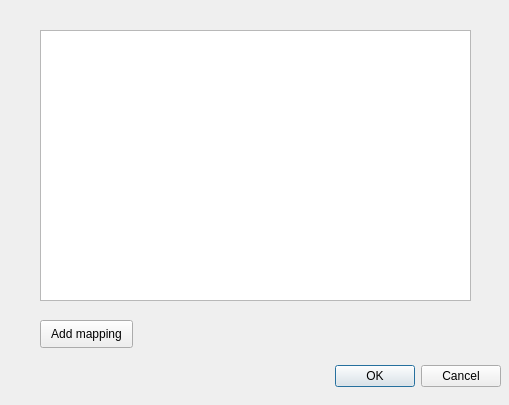
The window that gui/designer_subject_sensor_map.ui (jacob-kamminga/AI-Sensus) describes before a commit, drawn with Qt 5.
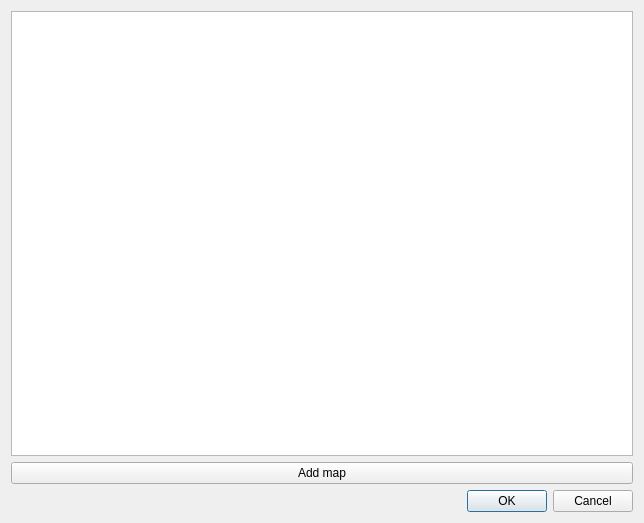
The same window after the commit.

Commit message: Reimplement SubjectSensorMap

The edit to the form file:
```diff
--- a/gui/designer_subject_sensor_map.ui
+++ b/gui/designer_subject_sensor_map.ui
@@ -6,22 +6,32 @@
    <rect>
     <x>0</x>
     <y>0</y>
-    <width>509</width>
-    <height>405</height>
+    <width>644</width>
+    <height>523</height>
    </rect>
   </property>
   <property name="windowTitle">
    <string>Dialog</string>
   </property>
+  <layout class="QGridLayout" name="gridLayout">
+   <item row="0" column="0">
+    <layout class="QVBoxLayout" name="verticalLayout">
+     <item>
+      <widget class="QTableWidget" name="tableWidget">
+       <property name="sizeAdjustPolicy">
+        <enum>QAbstractScrollArea::AdjustToContents</enum>
+       </property>
+      </widget>
+     </item>
+     <item>
+      <widget class="QPushButton" name="pushButton_add_map">
+       <property name="text">
+        <string>Add map</string>
+       </property>
+      </widget>
+     </item>
+     <item>
   <widget class="QDialogButtonBox" name="buttonBox">
-   <property name="geometry">
-    <rect>
-     <x>160</x>
-     <y>360</y>
-     <width>341</width>
-     <height>32</height>
-    </rect>
-   </property>
    <property name="orientation">
     <enum>Qt::Horizontal</enum>
    </property>
@@ -29,29 +39,10 @@
     <set>QDialogButtonBox::Cancel|QDialogButtonBox::Ok</set>
    </property>
   </widget>
-  <widget class="QTableWidget" name="tableWidget">
-   <property name="geometry">
-    <rect>
-     <x>40</x>
-     <y>30</y>
-     <width>431</width>
-     <height>271</height>
-    </rect>
-   </property>
-  </widget>
-  <widget class="QPushButton" name="pushButton">
-   <property name="geometry">
-    <rect>
-     <x>40</x>
-     <y>320</y>
-     <width>93</width>
-     <height>28</height>
-    </rect>
-   </property>
-   <property name="text">
-    <string>Add mapping</string>
-   </property>
-  </widget>
+     </item>
+    </layout>
+   </item>
+  </layout>
  </widget>
  <resources/>
  <connections>
```
Lines whose indentation alone changed are shown as unchanged. The commit also changes 12 other files.
